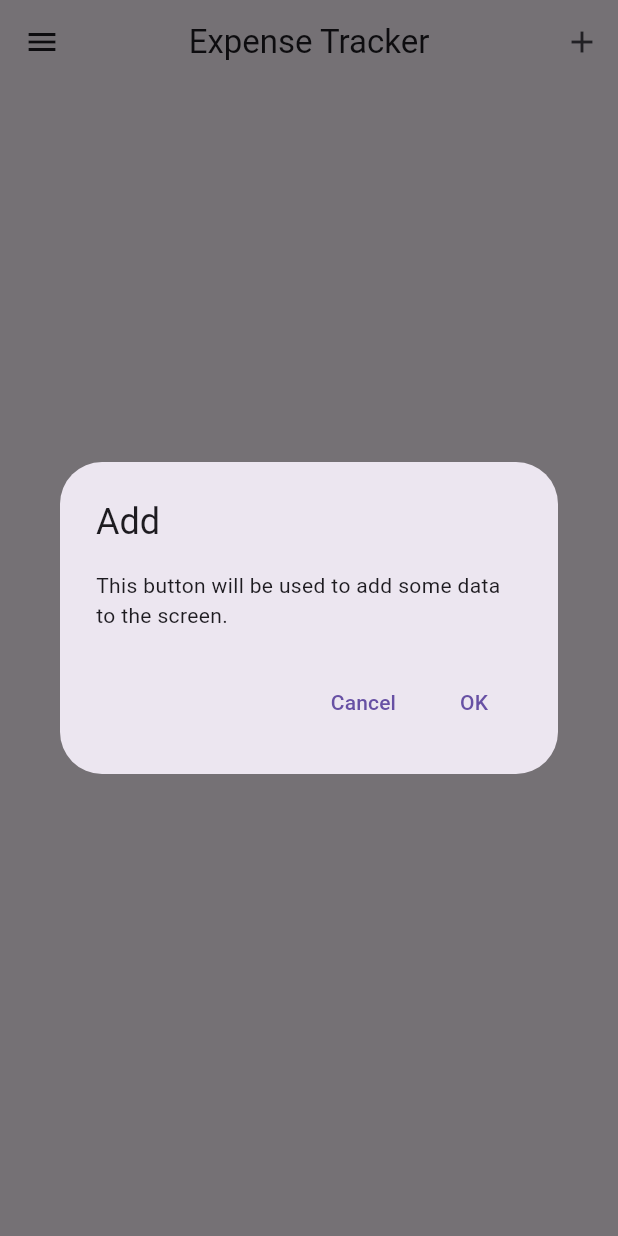
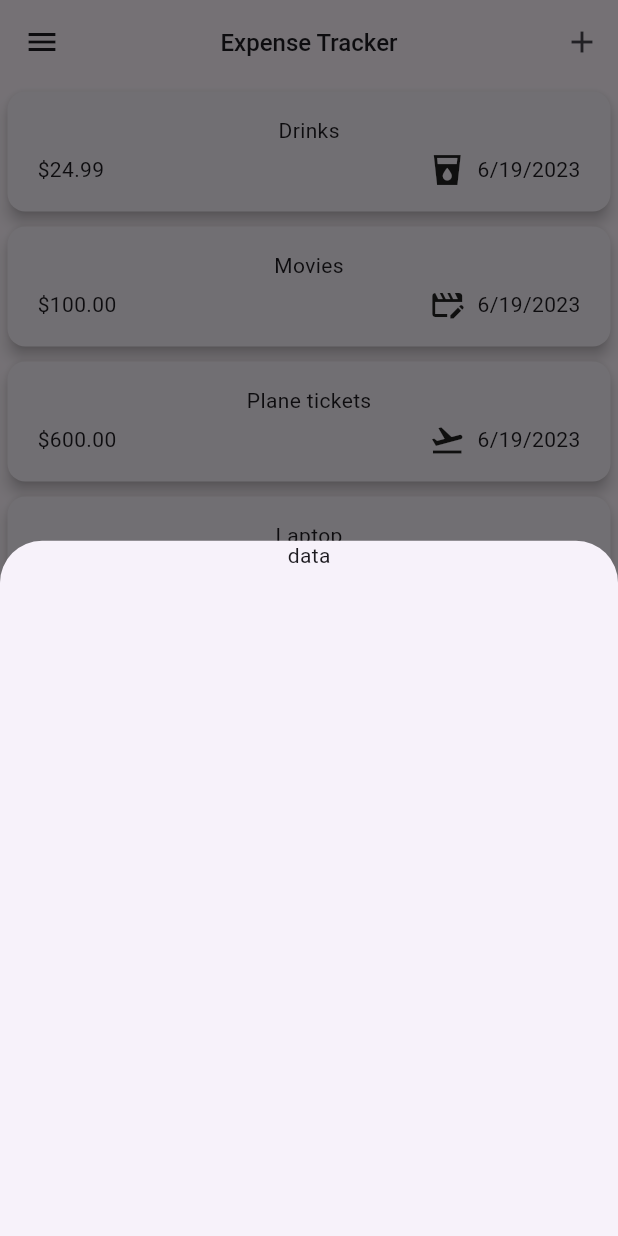
Before and after one commit to GetRighhttt/ExpenseTrackerFlutter, a Flutter app: the screen it shows after launch, after a tap on the "add" icon, on a phone screen of 412 x 824 dp. Run offline on Flutter 3.47's test engine with Material 2 defaults, Android fonts, the phone set to English and light mode, and no system bars.

Commit message:
added modal bottom sheet and refactored code and logic to display list of items in card view.

```diff
--- a/expense_tracker/lib/model/expense.dart
+++ b/expense_tracker/lib/model/expense.dart
@@ -1,10 +1,25 @@
+import 'package:flutter/material.dart';
 import 'package:uuid/uuid.dart';
+import 'package:intl/intl.dart';
 
 // creating an instance of our Uuid 3rd party library
 const uuid = Uuid();
 
 // enum class to hold specific types of categories
 enum Categories { food, travel, leisure, work, fun, hobbies }
+
+// const map that should map categories to icons that should be displayed
+const categoryIcons = {
+  Categories.food: Icon(Icons.food_bank),
+  Categories.travel: Icon(Icons.flight_takeoff),
+  Categories.leisure: Icon(Icons.movie_edit),
+  Categories.work: Icon(Icons.work),
+  Categories.fun: Icon(Icons.local_drink_sharp),
+  Categories.hobbies: Icon(Icons.sports_basketball),
+};
+
+// use intl package to format data with utility formatting object
+final formatter = DateFormat.yMd();
 
 class Expense {
   Expense(
@@ -21,4 +36,9 @@ class Expense {
 
   // enum class instance created
   final Categories category;
+
+  // getter that returns formatted date from intl package
+  String get formattedDate {
+    return formatter.format(date);
+  }
 }
--- a/expense_tracker/lib/pages/expense_page.dart
+++ b/expense_tracker/lib/pages/expense_page.dart
@@ -1,3 +1,4 @@
+import 'package:expense_tracker/widgets/expenses_list_widget.dart';
 import 'package:flutter/material.dart';
 import 'package:expense_tracker/model/expense.dart';
 
@@ -9,7 +10,9 @@ class ExpenseTrackerPage extends StatefulWidget {
 }
 
 class _ExpenseTrackerPageState extends State<ExpenseTrackerPage> {
-  // dummy data for list of expenses
+  // dummy data for list of expenses from our Expense model class
+  // this data would usually be coming from a remote source however for now
+  // it is ok to use dummy data that we create ourselves
   final List<Expense> _registeredExpenses = [
     Expense(
       title: 'Drinks',
@@ -37,12 +40,33 @@ class _ExpenseTrackerPageState extends State<ExpenseTrackerPage> {
     ),
   ];
 
+  void _openAddExpenseOverlay() {
+    showModalBottomSheet(
+      context: context,
+      builder: (BuildContext context) {
+        return const SizedBox(
+          height: 1500.0,
+          width: double.infinity,
+          child: Column(
+            children: [
+              Text('data'),
+            ],
+          ),
+        );
+      },
+    );
+  }
+
   @override
   Widget build(BuildContext context) {
     return Scaffold(
       appBar: AppBar(
         title: const Text(
           'Expense Tracker',
+          style: TextStyle(
+            fontSize: 16,
+            fontWeight: FontWeight.w500,
+          ),
         ),
         centerTitle: true,
         leading: IconButton(
@@ -72,26 +96,8 @@ class _ExpenseTrackerPageState extends State<ExpenseTrackerPage> {
         ),
         actions: [
           IconButton(
-            onPressed: () {
-              showDialog<String>(
-                context: context,
-                builder: (context) => AlertDialog(
-                  title: const Text('Add'),
-                  content: const Text(
-                      'This button will be used to add some data to the screen.'),
-                  actions: [
-                    TextButton(
-                      onPressed: () => Navigator.pop(context, 'Cancel'),
-                      child: const Text('Cancel'),
-                    ),
-                    TextButton(
-                      onPressed: () => Navigator.pop(context, 'OK'),
-                      child: const Text('OK'),
-                    ),
-                  ],
-                ),
-              );
-            }, // show date picker when button is pressed
+            // call open method when button is pressed
+            onPressed: _openAddExpenseOverlay,
             icon: const Icon(
               Icons.add,
             ),
@@ -99,10 +105,15 @@ class _ExpenseTrackerPageState extends State<ExpenseTrackerPage> {
         ], // actions
       ),
       // start of the body of the main page
-      // start of body of main page where we display all the relevant info
-      body: const Column(
+      body: Column(
         children: [
-          // output expenses in a list
+          // allows for nested list to be present and size the list
+          Expanded(
+            child: ExpenseListWidget(
+              // display list of expenses
+              expenses: _registeredExpenses,
+            ),
+          ),
         ],
       ),
     );
--- /dev/null
+++ b/expense_tracker/lib/widgets/expense_item.dart
@@ -0,0 +1,44 @@
+import 'package:expense_tracker/model/expense.dart';
+import 'package:flutter/material.dart';
+
+class ExpenseItemWidget extends StatelessWidget {
+  const ExpenseItemWidget(this.expense, {super.key});
+
+  final Expense expense;
+
+  @override
+  Widget build(BuildContext context) {
+    return Card(
+      elevation: 4,
+      margin: const EdgeInsets.all(5.0),
+      child: Container(
+        alignment: Alignment.topLeft,
+        padding: const EdgeInsets.symmetric(
+          horizontal: 20,
+          vertical: 16,
+        ),
+        child: Column(
+          children: [
+            Text(expense.title),
+            const SizedBox(
+              height: 4,
+            ),
+            Row(
+              children: [
+                Text('\$${expense.amount.toStringAsFixed(2)}'),
+                const Spacer(), // adds space between columns and rows
+                Row(
+                  children: [
+                    Icon(categoryIcons[expense.category]?.icon),
+                    const SizedBox(width: 8),
+                    Text(expense.formattedDate),
+                  ],
+                ),
+              ],
+            ),
+          ],
+        ),
+      ),
+    );
+  }
+}
--- /dev/null
+++ b/expense_tracker/lib/widgets/expenses_list_widget.dart
@@ -0,0 +1,23 @@
+import 'package:expense_tracker/model/expense.dart';
+import 'package:expense_tracker/widgets/expense_item.dart';
+import 'package:flutter/material.dart';
+
+class ExpenseListWidget extends StatelessWidget {
+  const ExpenseListWidget({super.key, required this.expenses});
+
+  final List<Expense> expenses;
+
+  @override
+  Widget build(BuildContext context) {
+    // create a scrollable list that builds the items when they are visible
+    // basically lazily initializes a scrollable list
+    return ListView.builder(
+      itemCount: expenses.length, // get number of items in list
+      // builds the list and improves performance using list view for a lot of
+      // items
+      itemBuilder: (context, index) => ExpenseItemWidget(
+        expenses[index],
+      ),
+    );
+  }
+}
--- /dev/null
+++ b/expense_tracker/lib/widgets/nex_expense_widget.dart
@@ -0,0 +1,15 @@
+import 'package:flutter/material.dart';
+
+class NewExpenseWidget extends StatefulWidget {
+  const NewExpenseWidget({super.key});
+
+  @override
+  State<NewExpenseWidget> createState() => _NewExpenseWidgetState();
+}
+
+class _NewExpenseWidgetState extends State<NewExpenseWidget> {
+  @override
+  Widget build(BuildContext context) {
+    return Container();
+  }
+}
--- a/expense_tracker/pubspec.yaml
+++ b/expense_tracker/pubspec.yaml
@@ -36,6 +36,7 @@ dependencies:
   # Use with the CupertinoIcons class for iOS style icons.
   cupertino_icons: ^1.0.2
   uuid: ^3.0.6
+  intl: ^0.18.0
 
 dev_dependencies:
   flutter_test:
```
Also changed, not shown: expense_tracker/lib/model/expenses_list.dart (deleted), expense_tracker/pubspec.lock.
